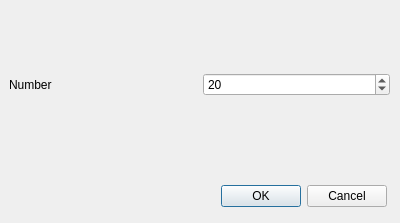
The window that gui/ui/smaconfig.ui (Fmaj7-dev/qtrader) describes before a commit, drawn with Qt 5.
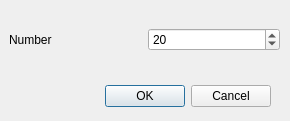
The same window after the commit.

```diff
--- a/gui/ui/smaconfig.ui
+++ b/gui/ui/smaconfig.ui
@@ -6,8 +6,8 @@
    <rect>
     <x>0</x>
     <y>0</y>
-    <width>400</width>
-    <height>223</height>
+    <width>290</width>
+    <height>121</height>
    </rect>
   </property>
   <property name="windowTitle">
@@ -18,13 +18,16 @@
     <rect>
      <x>9</x>
      <y>9</y>
-     <width>381</width>
-     <height>151</height>
+     <width>271</width>
+     <height>61</height>
     </rect>
    </property>
    <layout class="QGridLayout" name="gridLayout">
     <item row="0" column="1">
      <widget class="QSpinBox" name="spinBox">
+      <property name="maximum">
+       <number>500</number>
+      </property>
       <property name="value">
        <number>20</number>
       </property>
@@ -42,9 +45,9 @@
   <widget class="QDialogButtonBox" name="buttonBox">
    <property name="geometry">
     <rect>
-     <x>80</x>
-     <y>180</y>
-     <width>307</width>
+     <x>10</x>
+     <y>80</y>
+     <width>261</width>
      <height>32</height>
     </rect>
    </property>
```
